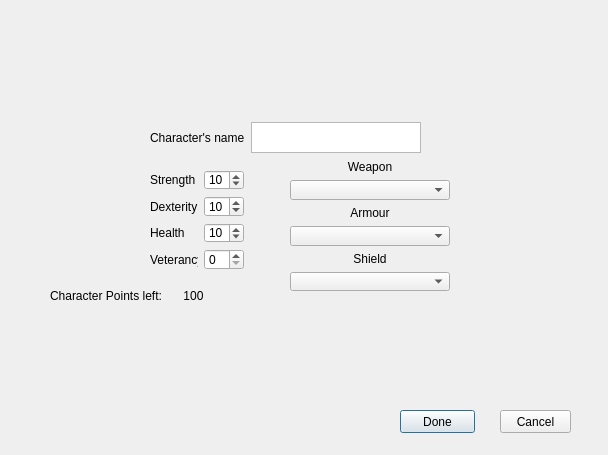
Above: GCS-GUI/playercreationmenu.ui from PajTajster/GCS-GUI before the change. Below: the same form after it.
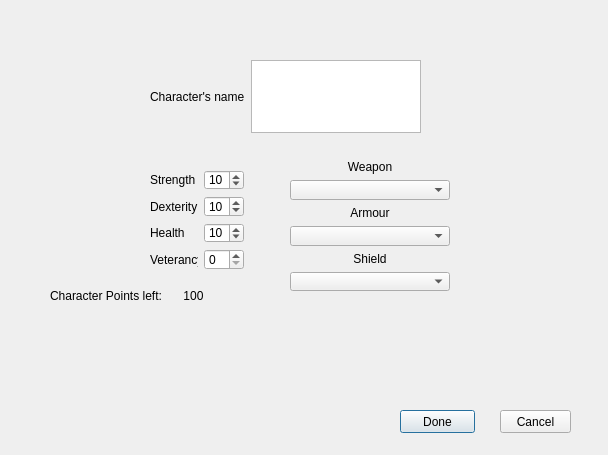
That is the form after the change.

Commit message: Main Window functionality added

What changed in the file:
```diff
--- a/GCS-GUI/playercreationmenu.ui
+++ b/GCS-GUI/playercreationmenu.ui
@@ -192,9 +192,9 @@
    <property name="geometry">
     <rect>
      <x>150</x>
-     <y>122</y>
+     <y>60</y>
      <width>271</width>
-     <height>31</height>
+     <height>73</height>
     </rect>
    </property>
    <layout class="QHBoxLayout" name="horizontalLayout">
```
The commit also changes 3 other files.
